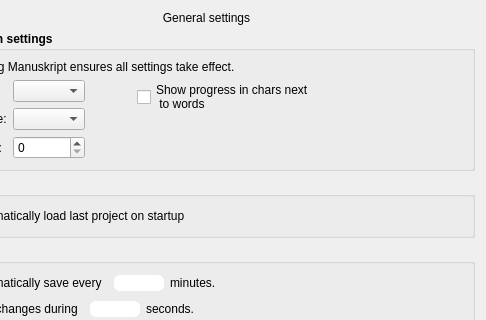
First picture: the form in manuskript/ui/settings_ui.ui, repository Ostrock/manuskript, before the edit; both pictures show x 317 to 803 and y 0 to 320 of the 803 by 623 pixel window.
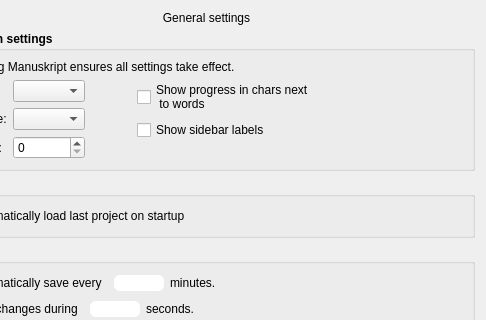
Second picture: the form after the edit. Icons and pictures are not drawn.

Commit message: feat:add config to show or hide the labels on left columns

Diff of the .ui file:
```diff
--- a/manuskript/ui/settings_ui.ui
+++ b/manuskript/ui/settings_ui.ui
@@ -222,6 +222,18 @@
                   </property>
                  </widget>
                 </item>
+                <item row="1" column="1">
+                 <widget class="QCheckBox" name="chkshow_sidebar_labels">
+                  <property name="font">
+                   <font>
+                    <bold>false</bold>
+                   </font>
+                  </property>
+                  <property name="text">
+                   <string>Show sidebar labels</string>
+                  </property>
+                 </widget>
+                </item>
                </layout>
               </item>
              </layout>
```
The commit also changes 4 other files.
